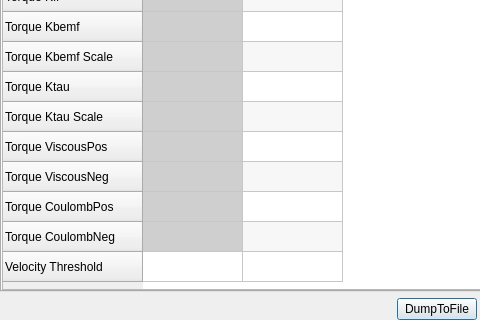
Before: the Qt Designer form src/yarpmotorgui/piddlg.ui in robotology/yarp, drawn with Qt 5; both pictures show x 0 to 480 and y 333 to 653 of the 735 by 653 pixel window.
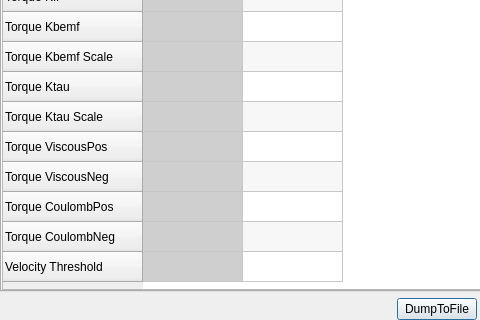
After: the same form once the commit is applied.

Commit message: yarpmotorgui bugfix - when the PID button is clicked now it works as expected.

```diff
--- a/src/yarpmotorgui/piddlg.ui
+++ b/src/yarpmotorgui/piddlg.ui
@@ -1551,6 +1551,37 @@
            <set>ItemIsSelectable|ItemIsEditable|ItemIsDragEnabled|ItemIsUserCheckable|ItemIsEnabled</set>
           </property>
          </item>
+         <item row="18" column="0">
+          <property name="text">
+           <string/>
+          </property>
+          <property name="background">
+           <brush brushstyle="SolidPattern">
+            <color alpha="255">
+             <red>207</red>
+             <green>207</green>
+             <blue>207</blue>
+            </color>
+           </brush>
+          </property>
+          <property name="foreground">
+           <brush brushstyle="SolidPattern">
+            <color alpha="255">
+             <red>35</red>
+             <green>38</green>
+             <blue>41</blue>
+            </color>
+           </brush>
+          </property>
+          <property name="flags">
+           <set>ItemIsEnabled</set>
+          </property>
+         </item>
+         <item row="18" column="1">
+          <property name="flags">
+           <set>ItemIsSelectable|ItemIsEditable|ItemIsDragEnabled|ItemIsUserCheckable|ItemIsEnabled</set>
+          </property>
+         </item>
         </widget>
        </item>
       </layout>
```
